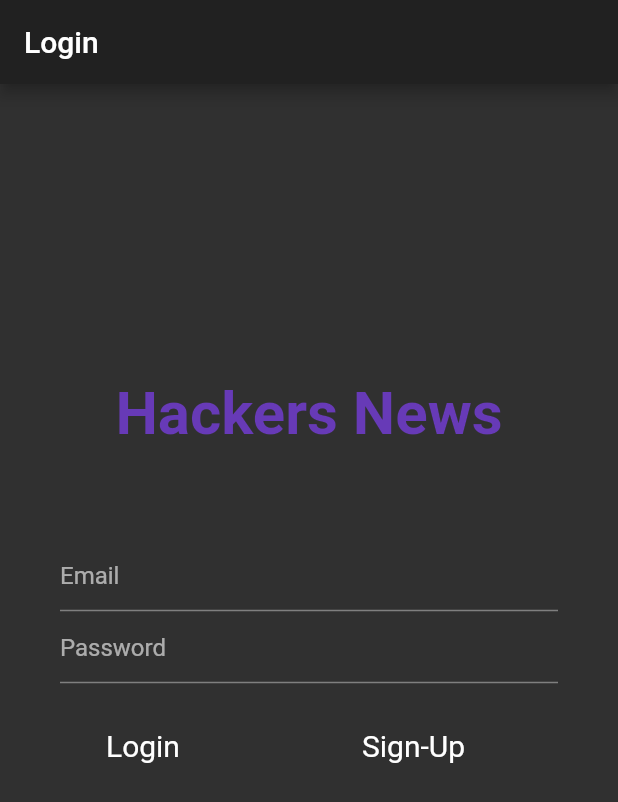
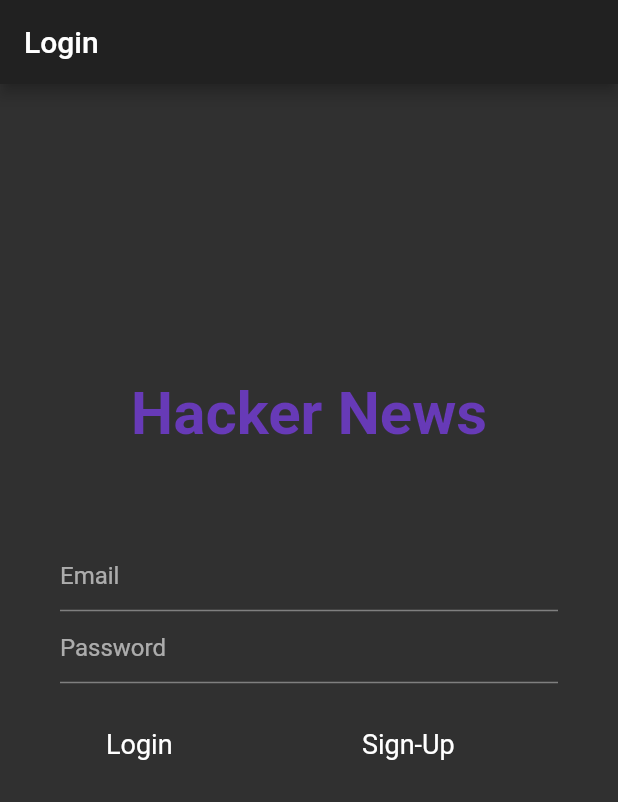
Before and after one commit to henrique945/app.flutter.study, a Flutter app: the screen it shows after launch, on a phone screen of 412 x 824 dp. Shown: the top 802 px of the screen. Run offline on Flutter 3.47's test engine with Material 2 defaults, Android fonts, the phone set to English and light mode, and no system bars; our stand-ins replace cloud_firestore, firebase_auth, firebase_core; missing offline and left inert: progress_indicator_button; accounts and stored records are empty.

Commit message:
update(login): adjust button for minor screen

```diff
--- a/lib/login_page.dart
+++ b/lib/login_page.dart
@@ -45,8 +45,8 @@ class _FirebaseForm extends State<FirebaseForm> {
         Container(
           padding: const EdgeInsets.fromLTRB(0, 10, 0, 60),
           child: Title(
-            title: 'Hackers News',
-            child: Text('Hackers News',
+            title: 'Hacker News',
+            child: Text('Hacker News',
                 style: TextStyle(
                   color: Colors.deepPurple,
                   fontSize: 40,
@@ -102,7 +102,7 @@ class _FirebaseForm extends State<FirebaseForm> {
                   "Login",
                   style: TextStyle(
                     color: Colors.white,
-                    fontSize: 20,
+                    fontSize: 18,
                   ),
                 ),
                 onPressed: (AnimationController controller) async {
@@ -143,7 +143,7 @@ class _FirebaseForm extends State<FirebaseForm> {
                   "Sign-Up",
                   style: TextStyle(
                     color: Colors.white,
-                    fontSize: 20,
+                    fontSize: 18,
                   ),
                 ),
                 onPressed: (AnimationController controller) async {
```
